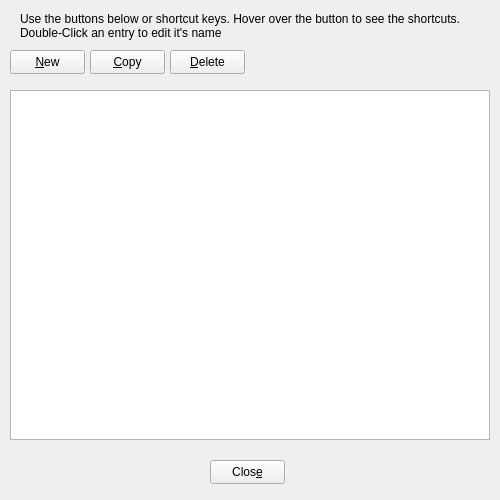
PathOfBuildingCommunity/PathOfBuilding-Python, file Assets/ui_files/dlgManageItems.ui: the form before one commit.
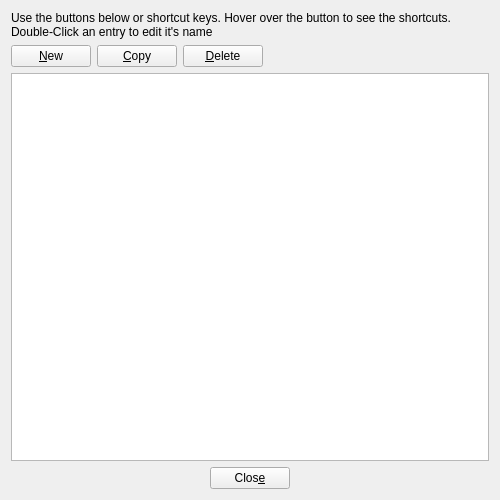
The form after the commit. Icons and pictures are not drawn. Custom widgets are drawn as their Qt base class.

Commit message: Add layouts to some dialogs and make them not resizable.

What changed in the file:
```diff
--- a/Assets/ui_files/dlgManageItems.ui
+++ b/Assets/ui_files/dlgManageItems.ui
@@ -17,52 +17,21 @@
    <iconset resource="../PoB.qrc">
     <normaloff>:/Art/Icons/edit-list-order.png</normaloff>:/Art/Icons/edit-list-order.png</iconset>
   </property>
-  <widget class="QListWidget" name="list_Items">
-   <property name="geometry">
-    <rect>
-     <x>10</x>
-     <y>90</y>
-     <width>480</width>
-     <height>350</height>
-    </rect>
-   </property>
-   <property name="font">
-    <font>
-     <family>Noto Sans</family>
-     <pointsize>10</pointsize>
-    </font>
-   </property>
-   <property name="dragEnabled">
+  <layout class="QVBoxLayout" name="verticalLayout">
+   <item>
+    <widget class="QLabel" name="lbl_Info">
+     <property name="text">
+      <string>Use the buttons below or shortcut keys. Hover over the button to see the shortcuts. Double-Click an entry to edit it's name</string>
+     </property>
+     <property name="wordWrap">
     <bool>true</bool>
    </property>
-   <property name="dragDropMode">
-    <enum>QAbstractItemView::InternalMove</enum>
-   </property>
-   <property name="defaultDropAction">
-    <enum>Qt::MoveAction</enum>
-   </property>
-   <property name="alternatingRowColors">
-    <bool>true</bool>
-   </property>
-   <property name="selectionMode">
-    <enum>QAbstractItemView::ExtendedSelection</enum>
-   </property>
-   <property name="horizontalScrollMode">
-    <enum>QAbstractItemView::ScrollPerPixel</enum>
-   </property>
-   <property name="currentRow">
-    <number>-1</number>
-   </property>
-  </widget>
+    </widget>
+   </item>
+   <item>
+    <layout class="QHBoxLayout" name="horizontalLayout_2">
+     <item>
   <widget class="QPushButton" name="btnNew">
-   <property name="geometry">
-    <rect>
-     <x>10</x>
-     <y>50</y>
-     <width>75</width>
-     <height>24</height>
-    </rect>
-   </property>
    <property name="focusPolicy">
     <enum>Qt::NoFocus</enum>
    </property>
@@ -76,31 +45,9 @@
     <string>Ctrl+N</string>
    </property>
   </widget>
-  <widget class="QLabel" name="lbl_Info">
-   <property name="geometry">
-    <rect>
-     <x>20</x>
-     <y>10</y>
-     <width>461</width>
-     <height>31</height>
-    </rect>
-   </property>
-   <property name="text">
-    <string>Use the buttons below or shortcut keys. Hover over the button to see the shortcuts. Double-Click an entry to edit it's name</string>
-   </property>
-   <property name="wordWrap">
-    <bool>true</bool>
-   </property>
-  </widget>
+     </item>
+     <item>
   <widget class="QPushButton" name="btnCopy">
-   <property name="geometry">
-    <rect>
-     <x>90</x>
-     <y>50</y>
-     <width>75</width>
-     <height>24</height>
-    </rect>
-   </property>
    <property name="focusPolicy">
     <enum>Qt::NoFocus</enum>
    </property>
@@ -114,15 +61,9 @@
     <string>Ctrl+C</string>
    </property>
   </widget>
+     </item>
+     <item>
   <widget class="QPushButton" name="btnDelete">
-   <property name="geometry">
-    <rect>
-     <x>170</x>
-     <y>50</y>
-     <width>75</width>
-     <height>24</height>
-    </rect>
-   </property>
    <property name="focusPolicy">
     <enum>Qt::NoFocus</enum>
    </property>
@@ -136,15 +77,64 @@
     <string>Del</string>
    </property>
   </widget>
+     </item>
+     <item>
+      <spacer name="horizontalSpacer_3">
+       <property name="orientation">
+        <enum>Qt::Horizontal</enum>
+       </property>
+       <property name="sizeHint" stdset="0">
+        <size>
+         <width>40</width>
+         <height>20</height>
+        </size>
+       </property>
+      </spacer>
+     </item>
+    </layout>
+   </item>
+   <item>
+    <widget class="ListBox" name="list_Items">
+     <property name="dragEnabled">
+      <bool>true</bool>
+     </property>
+     <property name="dragDropMode">
+      <enum>QAbstractItemView::InternalMove</enum>
+     </property>
+     <property name="defaultDropAction">
+      <enum>Qt::MoveAction</enum>
+     </property>
+     <property name="alternatingRowColors">
+      <bool>true</bool>
+     </property>
+     <property name="selectionMode">
+      <enum>QAbstractItemView::ExtendedSelection</enum>
+     </property>
+     <property name="horizontalScrollMode">
+      <enum>QAbstractItemView::ScrollPerPixel</enum>
+     </property>
+     <property name="currentRow">
+      <number>-1</number>
+     </property>
+    </widget>
+   </item>
+   <item>
+    <layout class="QHBoxLayout" name="horizontalLayout">
+     <item>
+      <spacer name="horizontalSpacer">
+       <property name="orientation">
+        <enum>Qt::Horizontal</enum>
+       </property>
+       <property name="sizeHint" stdset="0">
+        <size>
+         <width>40</width>
+         <height>20</height>
+        </size>
+       </property>
+      </spacer>
+     </item>
+     <item>
   <widget class="QPushButton" name="btnClose">
-   <property name="geometry">
-    <rect>
-     <x>210</x>
-     <y>460</y>
-     <width>75</width>
-     <height>24</height>
-    </rect>
-   </property>
    <property name="focusPolicy">
     <enum>Qt::NoFocus</enum>
    </property>
@@ -152,7 +142,31 @@
     <string>Clos&amp;e</string>
    </property>
   </widget>
+     </item>
+     <item>
+      <spacer name="horizontalSpacer_2">
+       <property name="orientation">
+        <enum>Qt::Horizontal</enum>
+       </property>
+       <property name="sizeHint" stdset="0">
+        <size>
+         <width>40</width>
+         <height>20</height>
+        </size>
+       </property>
+      </spacer>
+     </item>
+    </layout>
+   </item>
+  </layout>
  </widget>
+ <customwidgets>
+  <customwidget>
+   <class>ListBox</class>
+   <extends>QListWidget</extends>
+   <header>widgets/listbox</header>
+  </customwidget>
+ </customwidgets>
  <tabstops>
   <tabstop>list_Items</tabstop>
   <tabstop>btnCopy</tabstop>
```
Lines whose indentation alone changed are shown as unchanged. The commit also changes 9 other files.
